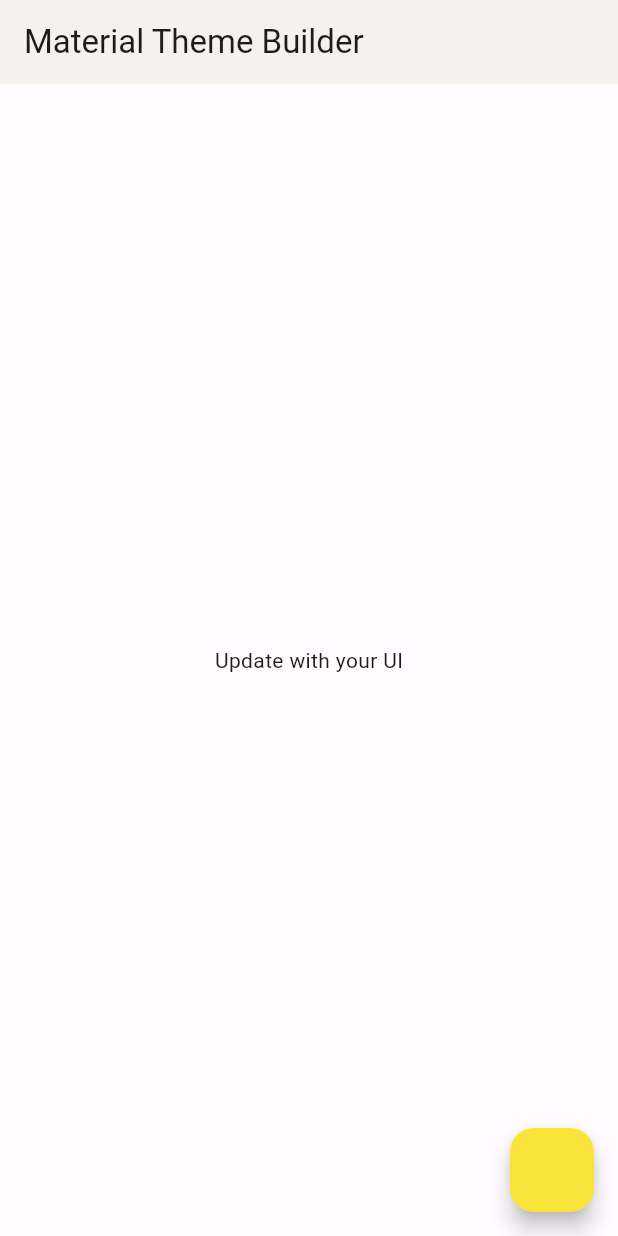
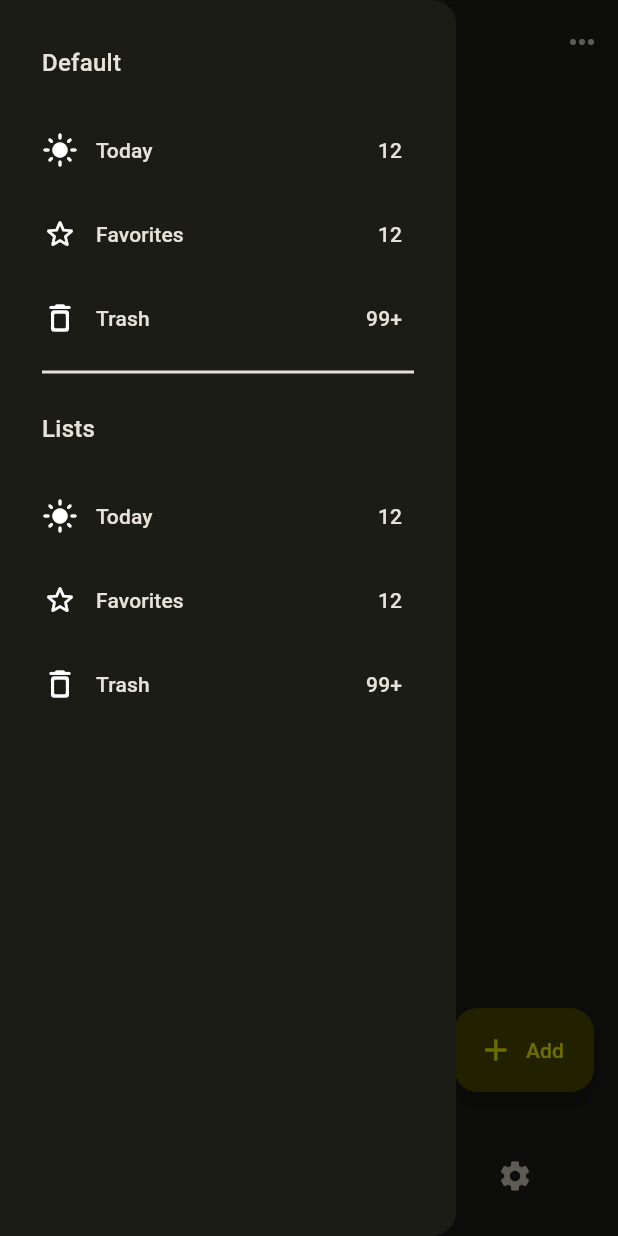
Before and after one commit to kite-user/done, a Flutter app: the screen it shows after launch, with the side drawer open (before the commit the screen has no drawer), on a phone screen of 412 x 824 dp. Run offline on Flutter 3.47's test engine with Material 2 defaults, Android fonts, the phone set to English and light mode, and no system bars; our stand-ins replace equatable, go_router.

Commit message:
color scheme, basic navigation

```diff
--- a/lib/color_schemes.dart
+++ /dev/null
@@ -1,69 +0,0 @@
-import 'package:flutter/material.dart';
-
-const lightColorScheme = ColorScheme(
-  brightness: Brightness.light,
-  primary: Color(0xFF6A5F00),
-  onPrimary: Color(0xFFFFFFFF),
-  primaryContainer: Color(0xFFFBE43A),
-  onPrimaryContainer: Color(0xFF201C00),
-  secondary: Color(0xFF645F41),
-  onSecondary: Color(0xFFFFFFFF),
-  secondaryContainer: Color(0xFFEBE3BD),
-  onSecondaryContainer: Color(0xFF1F1C05),
-  tertiary: Color(0xFF416651),
-  onTertiary: Color(0xFFFFFFFF),
-  tertiaryContainer: Color(0xFFC3ECD2),
-  onTertiaryContainer: Color(0xFF002112),
-  error: Color(0xFFBA1A1A),
-  errorContainer: Color(0xFFFFDAD6),
-  onError: Color(0xFFFFFFFF),
-  onErrorContainer: Color(0xFF410002),
-  background: Color(0xFFFFFBFF),
-  onBackground: Color(0xFF1D1C16),
-  surface: Color(0xFFFFFBFF),
-  onSurface: Color(0xFF1D1C16),
-  surfaceVariant: Color(0xFFE8E2D0),
-  onSurfaceVariant: Color(0xFF4A4739),
-  outline: Color(0xFF7B7768),
-  onInverseSurface: Color(0xFFF5F0E7),
-  inverseSurface: Color(0xFF32302A),
-  inversePrimary: Color(0xFFDDC816),
-  shadow: Color(0xFF000000),
-  surfaceTint: Color(0xFF6A5F00),
-  // outlineVariant: Color(0xFFCCC6B5),
-  // scrim: Color(0xFF000000),
-);
-
-const darkColorScheme = ColorScheme(
-  brightness: Brightness.dark,
-  primary: Color(0xFFDDC816),
-  onPrimary: Color(0xFF373100),
-  primaryContainer: Color(0xFF504700),
-  onPrimaryContainer: Color(0xFFFBE43A),
-  secondary: Color(0xFFCFC7A2),
-  onSecondary: Color(0xFF353117),
-  secondaryContainer: Color(0xFF4C472B),
-  onSecondaryContainer: Color(0xFFEBE3BD),
-  tertiary: Color(0xFFA7D0B6),
-  onTertiary: Color(0xFF113725),
-  tertiaryContainer: Color(0xFF294E3B),
-  onTertiaryContainer: Color(0xFFC3ECD2),
-  error: Color(0xFFFFB4AB),
-  errorContainer: Color(0xFF93000A),
-  onError: Color(0xFF690005),
-  onErrorContainer: Color(0xFFFFDAD6),
-  background: Color(0xFF1D1C16),
-  onBackground: Color(0xFFE7E2D9),
-  surface: Color(0xFF1D1C16),
-  onSurface: Color(0xFFE7E2D9),
-  surfaceVariant: Color(0xFF4A4739),
-  onSurfaceVariant: Color(0xFFCCC6B5),
-  outline: Color(0xFF959181),
-  onInverseSurface: Color(0xFF1D1C16),
-  inverseSurface: Color(0xFFE7E2D9),
-  inversePrimary: Color(0xFF6A5F00),
-  shadow: Color(0xFF000000),
-  surfaceTint: Color(0xFFDDC816),
-  // outlineVariant: Color(0xFF4A4739),
-  // scrim: Color(0xFF000000),
-);
--- a/lib/main.dart
+++ b/lib/main.dart
@@ -1,54 +1,8 @@
+import 'package:done/src/ui/app/app.dart';
 import 'package:flutter/material.dart';
 
-import 'color_schemes.dart';
-
 void main() {
-  runApp(const MyApp());
+  runApp(
+    const DoneApp(),
+  );
 }
-
-class MyApp extends StatelessWidget {
-  const MyApp({super.key});
-
-  @override
-  Widget build(BuildContext context) {
-    return MaterialApp(
-      debugShowCheckedModeBanner: false,
-      title: 'Done',
-      theme: ThemeData(
-        useMaterial3: true,
-        colorScheme: lightColorScheme,
-      ),
-      darkTheme: ThemeData(
-        useMaterial3: true,
-        colorScheme: darkColorScheme,
-      ),
-      home: const Home(),
-    );
-  }
-}
-
-class Home extends StatelessWidget {
-  const Home({super.key});
-
-  @override
-  Widget build(BuildContext context) {
-    return Scaffold(
-      appBar: AppBar(
-        elevation: 2,
-        title: const Text("Material Theme Builder"),
-      ),
-      body: Center(
-        child: Column(
-          mainAxisAlignment: MainAxisAlignment.center,
-          children: const [
-            Text(
-              'Update with your UI',
-            ),
-          ],
-        ),
-      ),
-      floatingActionButton:
-          FloatingActionButton(onPressed: () => {}, tooltip: 'Increment'),
-    );
-  }
-}
--- /dev/null
+++ b/lib/src/models/task.dart
@@ -0,0 +1,20 @@
+import 'package:equatable/equatable.dart';
+
+class Task extends Equatable {
+  final int id;
+  final String title;
+  final String details;
+  final bool completed;
+  final DateTime? time;
+
+  const Task({
+    required this.id,
+    required this.title,
+    required this.details,
+    this.time,
+    this.completed = false,
+  });
+
+  @override
+  List<Object?> get props => [completed, id, title, time, details];
+}
--- /dev/null
+++ b/lib/src/models/tasklist.dart
@@ -0,0 +1,16 @@
+import 'package:done/src/models/task.dart';
+import 'package:equatable/equatable.dart';
+
+class TaskList extends Equatable {
+  final int id;
+  final String name;
+  final List<Task> tasks = [];
+
+  TaskList({
+    required this.id,
+    required this.name,
+  });
+
+  @override
+  List<Object?> get props => [id, name, tasks.length];
+}
--- /dev/null
+++ b/lib/src/styles/color_schemes.dart
@@ -0,0 +1,69 @@
+import 'package:flutter/material.dart';
+
+const lightColorScheme = ColorScheme(
+  brightness: Brightness.light,
+  primary: Color(0xFF626200),
+  onPrimary: Color(0xFFFFFFFF),
+  primaryContainer: Color(0xFFEAEA00),
+  onPrimaryContainer: Color(0xFF1D1D00),
+  secondary: Color(0xFF606043),
+  onSecondary: Color(0xFFFFFFFF),
+  secondaryContainer: Color(0xFFE7E4BF),
+  onSecondaryContainer: Color(0xFF1D1D06),
+  tertiary: Color(0xFF3D6657),
+  onTertiary: Color(0xFFFFFFFF),
+  tertiaryContainer: Color(0xFFBFECD8),
+  onTertiaryContainer: Color(0xFF002117),
+  error: Color(0xFFBA1A1A),
+  errorContainer: Color(0xFFFFDAD6),
+  onError: Color(0xFFFFFFFF),
+  onErrorContainer: Color(0xFF410002),
+  background: Color(0xFFFFFBFF),
+  onBackground: Color(0xFF1C1C17),
+  surface: Color(0xFFFFFBFF),
+  onSurface: Color(0xFF1C1C17),
+  surfaceVariant: Color(0xFFE6E3D1),
+  onSurfaceVariant: Color(0xFF48473A),
+  outline: Color(0xFF797869),
+  onInverseSurface: Color(0xFFF4F0E8),
+  inverseSurface: Color(0xFF31312B),
+  inversePrimary: Color(0xFFCDCD00),
+  shadow: Color(0xFF000000),
+  surfaceTint: Color(0xFF626200),
+  // outlineVariant: Color(0xFFCAC7B6),
+  // scrim: Color(0xFF000000),
+);
+
+const darkColorScheme = ColorScheme(
+  brightness: Brightness.dark,
+  primary: Color(0xFFCDCD00),
+  onPrimary: Color(0xFF323200),
+  primaryContainer: Color(0xFF494900),
+  onPrimaryContainer: Color(0xFFEAEA00),
+  secondary: Color(0xFFCAC8A5),
+  onSecondary: Color(0xFF323218),
+  secondaryContainer: Color(0xFF49482D),
+  onSecondaryContainer: Color(0xFFE7E4BF),
+  tertiary: Color(0xFFA4D0BD),
+  onTertiary: Color(0xFF0B372A),
+  tertiaryContainer: Color(0xFF254E40),
+  onTertiaryContainer: Color(0xFFBFECD8),
+  error: Color(0xFFFFB4AB),
+  errorContainer: Color(0xFF93000A),
+  onError: Color(0xFF690005),
+  onErrorContainer: Color(0xFFFFDAD6),
+  background: Color(0xFF1C1C17),
+  onBackground: Color(0xFFE6E2D9),
+  surface: Color(0xFF1C1C17),
+  onSurface: Color(0xFFE6E2D9),
+  surfaceVariant: Color(0xFF48473A),
+  onSurfaceVariant: Color(0xFFCAC7B6),
+  outline: Color(0xFF939182),
+  onInverseSurface: Color(0xFF1C1C17),
+  inverseSurface: Color(0xFFE6E2D9),
+  inversePrimary: Color(0xFF626200),
+  shadow: Color(0xFF000000),
+  surfaceTint: Color(0xFFCDCD00),
+  // outlineVariant: Color(0xFF48473A),
+  // scrim: Color(0xFF000000),
+);
--- /dev/null
+++ b/lib/src/styles/themes.dart
@@ -0,0 +1,16 @@
+import 'package:done/src/styles/color_schemes.dart';
+import 'package:flutter/material.dart';
+
+class AppTheme {
+  static ThemeData lightTheme = ThemeData(
+    useMaterial3: true,
+    colorScheme: lightColorScheme,
+    splashFactory: NoSplash.splashFactory,
+  );
+
+  static ThemeData darkTheme = ThemeData(
+    useMaterial3: true,
+    colorScheme: darkColorScheme,
+    splashFactory: NoSplash.splashFactory,
+  );
+}
--- /dev/null
+++ b/lib/src/ui/app/app.dart
@@ -0,0 +1,19 @@
+import 'package:done/src/styles/themes.dart';
+import 'package:done/src/ui/app/navigating_point.dart';
+import 'package:flutter/material.dart';
+
+class DoneApp extends StatelessWidget {
+  const DoneApp({super.key});
+
+  @override
+  Widget build(BuildContext context) {
+    return MaterialApp(
+      debugShowCheckedModeBanner: false,
+      title: 'Done',
+      theme: AppTheme.lightTheme,
+      darkTheme: AppTheme.darkTheme,
+      themeMode: ThemeMode.dark,
+      home: const NavigatingPoint(),
+    );
+  }
+}
--- /dev/null
+++ b/lib/src/ui/app/app_drawer.dart
@@ -0,0 +1,137 @@
+import 'package:flutter/material.dart';
+
+class AppDrawer extends StatelessWidget {
+  const AppDrawer({super.key});
+
+  @override
+  Widget build(BuildContext context) {
+    return SafeArea(
+      child: Drawer(
+        backgroundColor: Theme.of(context).colorScheme.background,
+        shape: const RoundedRectangleBorder(
+          borderRadius: BorderRadius.only(
+            topRight: Radius.circular(16),
+            bottomRight: Radius.circular(16),
+          ),
+        ),
+        child: Padding(
+          padding: const EdgeInsets.all(12),
+          child: Column(
+            crossAxisAlignment: CrossAxisAlignment.stretch,
+            children: const [
+              Section(
+                title: 'Default',
+              ),
+              Divider(
+                thickness: 2,
+                indent: 16,
+                endIndent: 16,
+              ),
+              Section(
+                title: 'Lists',
+              ),
+            ],
+          ),
+        ),
+      ),
+    );
+  }
+}
+
+class Section extends StatelessWidget {
+  const Section({
+    Key? key,
+    required this.title,
+  }) : super(key: key);
+
+  final String title;
+
+  @override
+  Widget build(BuildContext context) {
+    return Column(
+      crossAxisAlignment: CrossAxisAlignment.start,
+      children: [
+        SectionHeader(
+          title: title,
+        ),
+        const ListItem(
+          icon: Icon(Icons.light_mode_rounded),
+          title: 'Today',
+          badge: 12,
+        ),
+        const ListItem(
+          icon: Icon(Icons.star_border_rounded),
+          title: 'Favorites',
+          badge: 12,
+        ),
+        const ListItem(
+          icon: Icon(Icons.delete_outline_rounded),
+          title: 'Trash',
+          badge: 100,
+        ),
+      ],
+    );
+  }
+}
+
+class ListItem extends StatelessWidget {
+  const ListItem({
+    Key? key,
+    required this.icon,
+    required this.title,
+    required this.badge,
+  }) : super(key: key);
+
+  final String title;
+  final int badge;
+  final Icon icon;
+
+  @override
+  Widget build(BuildContext context) {
+    return Padding(
+      padding: const EdgeInsets.only(
+        left: 16,
+        top: 16,
+        bottom: 16,
+        right: 24,
+      ),
+      child: Row(
+        children: [
+          icon,
+          const SizedBox(width: 12),
+          Expanded(
+            child: Text(
+              title,
+              style: Theme.of(context).textTheme.labelLarge,
+            ),
+          ),
+          const SizedBox(width: 12),
+          Text(
+            '${badge > 99 ? '99+' : badge}',
+            style: Theme.of(context).textTheme.labelLarge,
+          ),
+        ],
+      ),
+    );
+  }
+}
+
+class SectionHeader extends StatelessWidget {
+  const SectionHeader({
+    Key? key,
+    required this.title,
+  }) : super(key: key);
+
+  final String title;
+
+  @override
+  Widget build(BuildContext context) {
+    return Padding(
+      padding: const EdgeInsets.symmetric(horizontal: 16, vertical: 18),
+      child: Text(
+        title,
+        style: Theme.of(context).textTheme.titleMedium,
+      ),
+    );
+  }
+}
--- /dev/null
+++ b/lib/src/ui/app/navigating_point.dart
@@ -0,0 +1,54 @@
+import 'package:done/src/ui/app/app_drawer.dart';
+import 'package:done/src/ui/calendar/calendar_view.dart';
+import 'package:done/src/ui/home/home_view.dart';
+import 'package:done/src/ui/settings/settings_view.dart';
+import 'package:flutter/material.dart';
+
+class NavigatingPoint extends StatefulWidget {
+  const NavigatingPoint({
+    Key? key,
+  }) : super(key: key);
+
+  @override
+  State<NavigatingPoint> createState() => _NavigatingPointState();
+}
+
+class _NavigatingPointState extends State<NavigatingPoint> {
+  int currentIndex = 0;
+  final views = [
+    const HomeView(),
+    const CalendarView(),
+    const SettingsView(),
+  ];
+
+  _changeIndex(index) => setState(() {
+        currentIndex = index;
+      });
+
+  @override
+  Widget build(BuildContext context) {
+    return Scaffold(
+      drawer: const AppDrawer(),
+      body: views[currentIndex],
+      bottomNavigationBar: NavigationBar(
+        onDestinationSelected: _changeIndex,
+        selectedIndex: currentIndex,
+        labelBehavior: NavigationDestinationLabelBehavior.onlyShowSelected,
+        destinations: const [
+          NavigationDestination(
+            icon: Icon(Icons.home),
+            label: 'Home',
+          ),
+          NavigationDestination(
+            icon: Icon(Icons.today),
+            label: 'Calendar',
+          ),
+          NavigationDestination(
+            icon: Icon(Icons.settings),
+            label: 'Settings',
+          ),
+        ],
+      ),
+    );
+  }
+}
--- /dev/null
+++ b/lib/src/ui/app_router.dart
@@ -0,0 +1,13 @@
+import 'package:done/src/ui/home/home_view.dart';
+import 'package:go_router/go_router.dart';
+
+final appRouter = GoRouter(
+  routes: [
+    GoRoute(
+      path: '/',
+      builder: (context, state) {
+        return const HomeView();
+      },
+    ),
+  ],
+);
--- /dev/null
+++ b/lib/src/ui/calendar/calendar_view.dart
@@ -0,0 +1,16 @@
+import 'package:flutter/material.dart';
+
+class CalendarView extends StatelessWidget {
+  const CalendarView({super.key});
+
+  @override
+  Widget build(BuildContext context) {
+    return Scaffold(
+      backgroundColor: Theme.of(context).colorScheme.background,
+      appBar: AppBar(
+        title: const Text('Calendar'),
+        centerTitle: true,
+      ),
+    );
+  }
+}
--- /dev/null
+++ b/lib/src/ui/home/home_view.dart
@@ -0,0 +1,37 @@
+import 'package:flutter/material.dart';
+
+class HomeView extends StatefulWidget {
+  const HomeView({super.key});
+
+  @override
+  State<HomeView> createState() => _HomeViewState();
+}
+
+class _HomeViewState extends State<HomeView> {
+  @override
+  Widget build(BuildContext context) {
+    return Scaffold(
+      backgroundColor: Theme.of(context).colorScheme.surface,
+      appBar: AppBar(
+        title: const Text('home'),
+        centerTitle: true,
+        leading: IconButton(
+          onPressed: Scaffold.of(context).openDrawer,
+          icon: const Icon(Icons.menu),
+        ),
+        actions: [
+          IconButton(
+            onPressed: () {},
+            icon: const Icon(Icons.more_horiz_rounded),
+          ),
+        ],
+      ),
+      drawer: const Drawer(),
+      floatingActionButton: FloatingActionButton.extended(
+        onPressed: () {},
+        label: const Text('Add'),
+        icon: const Icon(Icons.add),
+      ),
+    );
+  }
+}
--- /dev/null
+++ b/lib/src/ui/settings/settings_view.dart
@@ -0,0 +1,16 @@
+import 'package:flutter/material.dart';
+
+class SettingsView extends StatelessWidget {
+  const SettingsView({super.key});
+
+  @override
+  Widget build(BuildContext context) {
+    return Scaffold(
+      backgroundColor: Theme.of(context).colorScheme.background,
+      appBar: AppBar(
+        title: const Text('settings'),
+        centerTitle: true,
+      ),
+    );
+  }
+}
--- a/pubspec.yaml
+++ b/pubspec.yaml
@@ -14,6 +14,9 @@ dependencies:
 
   cupertino_icons: ^1.0.2
   provider: ^6.0.5
+  animations: ^2.0.7
+  go_router: ^6.0.0
+  equatable: ^2.0.5
 
 dev_dependencies:
   flutter_test:
```
Also changed, not shown: lib/main.g.dart (deleted), pubspec.lock, 1 other file.
